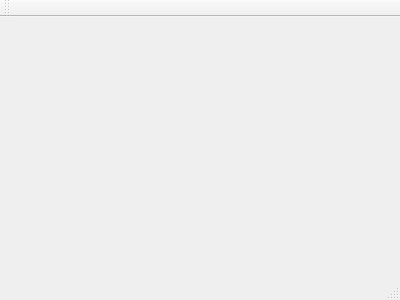
Qt form interface.ui (JySky/RemoteBot) before a commit.
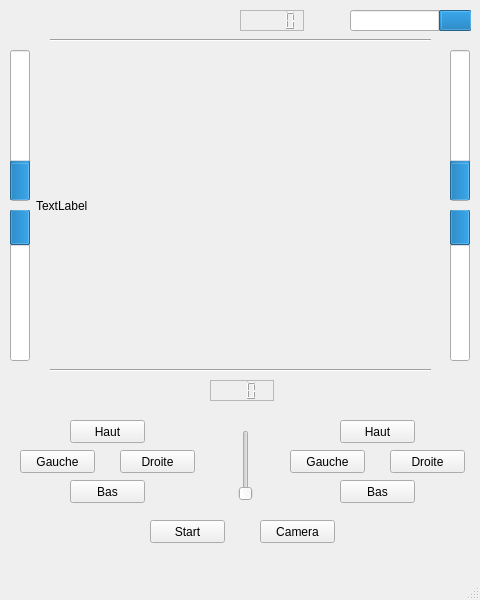
The same form after that commit.

Commit message: 29/02/2016 : Ajout Interface

Diff of the .ui file:
```diff
--- a/interface.ui
+++ b/interface.ui
@@ -1,24 +1,504 @@
 <ui version="4.0">
  <class>Interface</class>
- <widget class="QMainWindow" name="Interface" >
-  <property name="geometry" >
+ <widget class="QMainWindow" name="Interface">
+  <property name="windowModality">
+   <enum>Qt::ApplicationModal</enum>
+  </property>
+  <property name="geometry">
    <rect>
     <x>0</x>
     <y>0</y>
-    <width>400</width>
-    <height>300</height>
+    <width>480</width>
+    <height>600</height>
    </rect>
   </property>
-  <property name="windowTitle" >
-   <string>Interface</string>
+  <property name="minimumSize">
+   <size>
+    <width>480</width>
+    <height>600</height>
+   </size>
   </property>
-  <widget class="QMenuBar" name="menuBar" />
-  <widget class="QToolBar" name="mainToolBar" />
-  <widget class="QWidget" name="centralWidget" />
-  <widget class="QStatusBar" name="statusBar" />
+  <property name="maximumSize">
+   <size>
+    <width>480</width>
+    <height>600</height>
+   </size>
+  </property>
+  <property name="windowTitle">
+   <string>RemoteBot</string>
+  </property>
+  <property name="autoFillBackground">
+   <bool>false</bool>
+  </property>
+  <property name="styleSheet">
+   <string notr="true">QWidget{}</string>
+  </property>
+  <widget class="QWidget" name="centralWidget">
+   <property name="autoFillBackground">
+    <bool>false</bool>
+   </property>
+   <widget class="QProgressBar" name="progressBar">
+    <property name="geometry">
+     <rect>
+      <x>590</x>
+      <y>20</y>
+      <width>118</width>
+      <height>23</height>
+     </rect>
+    </property>
+    <property name="value">
+     <number>24</number>
+    </property>
+    <property name="textVisible">
+     <bool>false</bool>
+    </property>
+    <property name="orientation">
+     <enum>Qt::Horizontal</enum>
+    </property>
+    <property name="invertedAppearance">
+     <bool>true</bool>
+    </property>
+   </widget>
+   <widget class="QLCDNumber" name="lcdNumber_2">
+    <property name="geometry">
+     <rect>
+      <x>480</x>
+      <y>20</y>
+      <width>101</width>
+      <height>21</height>
+     </rect>
+    </property>
+   </widget>
+   <widget class="QProgressBar" name="progressBar_2">
+    <property name="geometry">
+     <rect>
+      <x>10</x>
+      <y>50</y>
+      <width>20</width>
+      <height>151</height>
+     </rect>
+    </property>
+    <property name="value">
+     <number>24</number>
+    </property>
+    <property name="textVisible">
+     <bool>false</bool>
+    </property>
+    <property name="orientation">
+     <enum>Qt::Vertical</enum>
+    </property>
+   </widget>
+   <widget class="QProgressBar" name="progressBar_3">
+    <property name="geometry">
+     <rect>
+      <x>10</x>
+      <y>210</y>
+      <width>20</width>
+      <height>151</height>
+     </rect>
+    </property>
+    <property name="value">
+     <number>24</number>
+    </property>
+    <property name="textVisible">
+     <bool>false</bool>
+    </property>
+    <property name="orientation">
+     <enum>Qt::Vertical</enum>
+    </property>
+    <property name="invertedAppearance">
+     <bool>true</bool>
+    </property>
+   </widget>
+   <widget class="QLabel" name="label">
+    <property name="geometry">
+     <rect>
+      <x>36</x>
+      <y>60</y>
+      <width>411</width>
+      <height>291</height>
+     </rect>
+    </property>
+    <property name="text">
+     <string>TextLabel</string>
+    </property>
+   </widget>
+   <widget class="QProgressBar" name="progressBar_4">
+    <property name="geometry">
+     <rect>
+      <x>450</x>
+      <y>50</y>
+      <width>20</width>
+      <height>151</height>
+     </rect>
+    </property>
+    <property name="value">
+     <number>24</number>
+    </property>
+    <property name="textVisible">
+     <bool>false</bool>
+    </property>
+    <property name="orientation">
+     <enum>Qt::Vertical</enum>
+    </property>
+   </widget>
+   <widget class="QProgressBar" name="progressBar_5">
+    <property name="geometry">
+     <rect>
+      <x>450</x>
+      <y>210</y>
+      <width>20</width>
+      <height>151</height>
+     </rect>
+    </property>
+    <property name="value">
+     <number>24</number>
+    </property>
+    <property name="textVisible">
+     <bool>false</bool>
+    </property>
+    <property name="orientation">
+     <enum>Qt::Vertical</enum>
+    </property>
+    <property name="invertedAppearance">
+     <bool>true</bool>
+    </property>
+   </widget>
+   <widget class="QSlider" name="verticalSlider">
+    <property name="geometry">
+     <rect>
+      <x>230</x>
+      <y>430</y>
+      <width>31</width>
+      <height>71</height>
+     </rect>
+    </property>
+    <property name="orientation">
+     <enum>Qt::Vertical</enum>
+    </property>
+   </widget>
+   <widget class="QProgressBar" name="progressBar_6">
+    <property name="geometry">
+     <rect>
+      <x>350</x>
+      <y>10</y>
+      <width>121</width>
+      <height>21</height>
+     </rect>
+    </property>
+    <property name="value">
+     <number>24</number>
+    </property>
+    <property name="textVisible">
+     <bool>false</bool>
+    </property>
+    <property name="invertedAppearance">
+     <bool>true</bool>
+    </property>
+   </widget>
+   <widget class="QLCDNumber" name="lcdNumber">
+    <property name="geometry">
+     <rect>
+      <x>240</x>
+      <y>10</y>
+      <width>64</width>
+      <height>21</height>
+     </rect>
+    </property>
+    <property name="palette">
+     <palette>
+      <active>
+       <colorrole role="Text">
+        <brush brushstyle="SolidPattern">
+         <color alpha="255">
+          <red>0</red>
+          <green>0</green>
+          <blue>0</blue>
+         </color>
+        </brush>
+       </colorrole>
+      </active>
+      <inactive>
+       <colorrole role="Text">
+        <brush brushstyle="SolidPattern">
+         <color alpha="255">
+          <red>0</red>
+          <green>0</green>
+          <blue>0</blue>
+         </color>
+        </brush>
+       </colorrole>
+      </inactive>
+      <disabled>
+       <colorrole role="Text">
+        <brush brushstyle="SolidPattern">
+         <color alpha="255">
+          <red>120</red>
+          <green>120</green>
+          <blue>120</blue>
+         </color>
+        </brush>
+       </colorrole>
+      </disabled>
+     </palette>
+    </property>
+    <property name="frameShape">
+     <enum>QFrame::StyledPanel</enum>
+    </property>
+    <property name="frameShadow">
+     <enum>QFrame::Raised</enum>
+    </property>
+    <property name="lineWidth">
+     <number>6</number>
+    </property>
+    <property name="midLineWidth">
+     <number>0</number>
+    </property>
+    <property name="smallDecimalPoint">
+     <bool>false</bool>
+    </property>
+   </widget>
+   <widget class="QLCDNumber" name="lcdNumber_3">
+    <property name="geometry">
+     <rect>
+      <x>210</x>
+      <y>380</y>
+      <width>64</width>
+      <height>21</height>
+     </rect>
+    </property>
+    <property name="palette">
+     <palette>
+      <active>
+       <colorrole role="Text">
+        <brush brushstyle="SolidPattern">
+         <color alpha="255">
+          <red>0</red>
+          <green>0</green>
+          <blue>0</blue>
+         </color>
+        </brush>
+       </colorrole>
+      </active>
+      <inactive>
+       <colorrole role="Text">
+        <brush brushstyle="SolidPattern">
+         <color alpha="255">
+          <red>0</red>
+          <green>0</green>
+          <blue>0</blue>
+         </color>
+        </brush>
+       </colorrole>
+      </inactive>
+      <disabled>
+       <colorrole role="Text">
+        <brush brushstyle="SolidPattern">
+         <color alpha="255">
+          <red>120</red>
+          <green>120</green>
+          <blue>120</blue>
+         </color>
+        </brush>
+       </colorrole>
+      </disabled>
+     </palette>
+    </property>
+    <property name="frameShape">
+     <enum>QFrame::StyledPanel</enum>
+    </property>
+    <property name="frameShadow">
+     <enum>QFrame::Raised</enum>
+    </property>
+    <property name="lineWidth">
+     <number>6</number>
+    </property>
+    <property name="midLineWidth">
+     <number>0</number>
+    </property>
+    <property name="smallDecimalPoint">
+     <bool>false</bool>
+    </property>
+    <property name="digitCount">
+     <number>3</number>
+    </property>
+    <property name="mode">
+     <enum>QLCDNumber::Dec</enum>
+    </property>
+    <property name="segmentStyle">
+     <enum>QLCDNumber::Outline</enum>
+    </property>
+   </widget>
+   <widget class="QPushButton" name="pushButton">
+    <property name="geometry">
+     <rect>
+      <x>70</x>
+      <y>420</y>
+      <width>75</width>
+      <height>23</height>
+     </rect>
+    </property>
+    <property name="text">
+     <string>Haut</string>
+    </property>
+   </widget>
+   <widget class="Line" name="line">
+    <property name="geometry">
+     <rect>
+      <x>50</x>
+      <y>360</y>
+      <width>381</width>
+      <height>20</height>
+     </rect>
+    </property>
+    <property name="orientation">
+     <enum>Qt::Horizontal</enum>
+    </property>
+   </widget>
+   <widget class="Line" name="line_2">
+    <property name="geometry">
+     <rect>
+      <x>50</x>
+      <y>30</y>
+      <width>381</width>
+      <height>20</height>
+     </rect>
+    </property>
+    <property name="orientation">
+     <enum>Qt::Horizontal</enum>
+    </property>
+   </widget>
+   <widget class="QPushButton" name="pushButton_2">
+    <property name="geometry">
+     <rect>
+      <x>70</x>
+      <y>480</y>
+      <width>75</width>
+      <height>23</height>
+     </rect>
+    </property>
+    <property name="text">
+     <string>Bas</string>
+    </property>
+   </widget>
+   <widget class="QPushButton" name="pushButton_3">
+    <property name="geometry">
+     <rect>
+      <x>20</x>
+      <y>450</y>
+      <width>75</width>
+      <height>23</height>
+     </rect>
+    </property>
+    <property name="text">
+     <string>Gauche</string>
+    </property>
+   </widget>
+   <widget class="QPushButton" name="pushButton_4">
+    <property name="geometry">
+     <rect>
+      <x>120</x>
+      <y>450</y>
+      <width>75</width>
+      <height>23</height>
+     </rect>
+    </property>
+    <property name="text">
+     <string>Droite</string>
+    </property>
+   </widget>
+   <widget class="QPushButton" name="pushButton_5">
+    <property name="geometry">
+     <rect>
+      <x>390</x>
+      <y>450</y>
+      <width>75</width>
+      <height>23</height>
+     </rect>
+    </property>
+    <property name="text">
+     <string>Droite</string>
+    </property>
+   </widget>
+   <widget class="QPushButton" name="pushButton_6">
+    <property name="geometry">
+     <rect>
+      <x>290</x>
+      <y>450</y>
+      <width>75</width>
+      <height>23</height>
+     </rect>
+    </property>
+    <property name="text">
+     <string>Gauche</string>
+    </property>
+   </widget>
+   <widget class="QPushButton" name="pushButton_7">
+    <property name="geometry">
+     <rect>
+      <x>340</x>
+      <y>480</y>
+      <width>75</width>
+      <height>23</height>
+     </rect>
+    </property>
+    <property name="text">
+     <string>Bas</string>
+    </property>
+   </widget>
+   <widget class="QPushButton" name="pushButton_8">
+    <property name="geometry">
+     <rect>
+      <x>340</x>
+      <y>420</y>
+      <width>75</width>
+      <height>23</height>
+     </rect>
+    </property>
+    <property name="text">
+     <string>Haut</string>
+    </property>
+   </widget>
+   <widget class="QPushButton" name="pushButton_9">
+    <property name="geometry">
+     <rect>
+      <x>150</x>
+      <y>520</y>
+      <width>75</width>
+      <height>23</height>
+     </rect>
+    </property>
+    <property name="text">
+     <string>Start</string>
+    </property>
+   </widget>
+   <widget class="QPushButton" name="pushButton_10">
+    <property name="geometry">
+     <rect>
+      <x>260</x>
+      <y>520</y>
+      <width>75</width>
+      <height>23</height>
+     </rect>
+    </property>
+    <property name="text">
+     <string>Camera</string>
+    </property>
+   </widget>
+  </widget>
+  <widget class="QMenuBar" name="menuBar">
+   <property name="geometry">
+    <rect>
+     <x>0</x>
+     <y>0</y>
+     <width>480</width>
+     <height>21</height>
+    </rect>
+   </property>
+  </widget>
+  <widget class="QStatusBar" name="statusBar"/>
  </widget>
- <layoutDefault spacing="6" margin="11" />
- <pixmapfunction></pixmapfunction>
+ <layoutdefault spacing="6" margin="11"/>
  <resources/>
  <connections/>
 </ui>
```
Left out of the diff: 1 changed line with no effect on the pictures. The commit also changes 9 other files.
